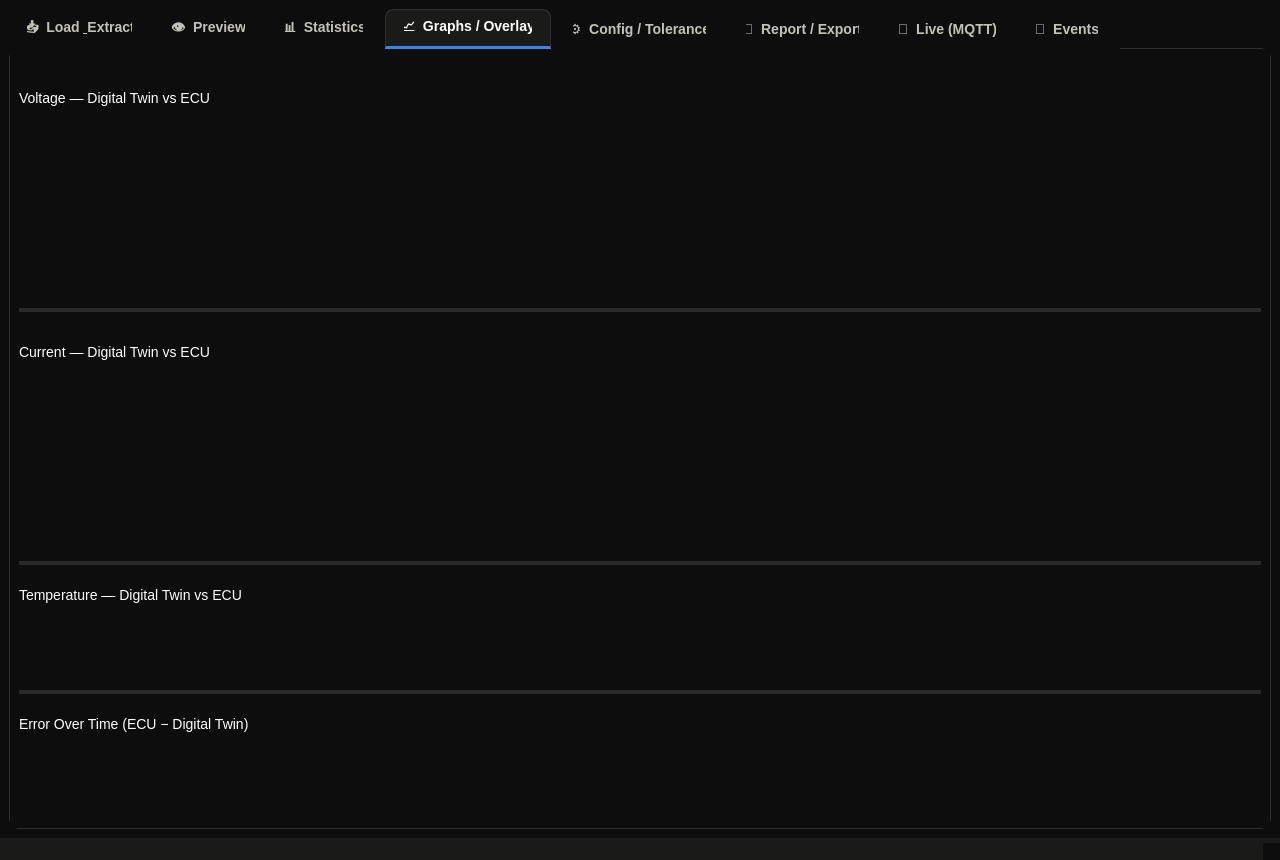
The window that f.ui (Mezo-2006/COMPARISON-BATTERY-TOOL) describes before a commit, drawn with Qt 5.
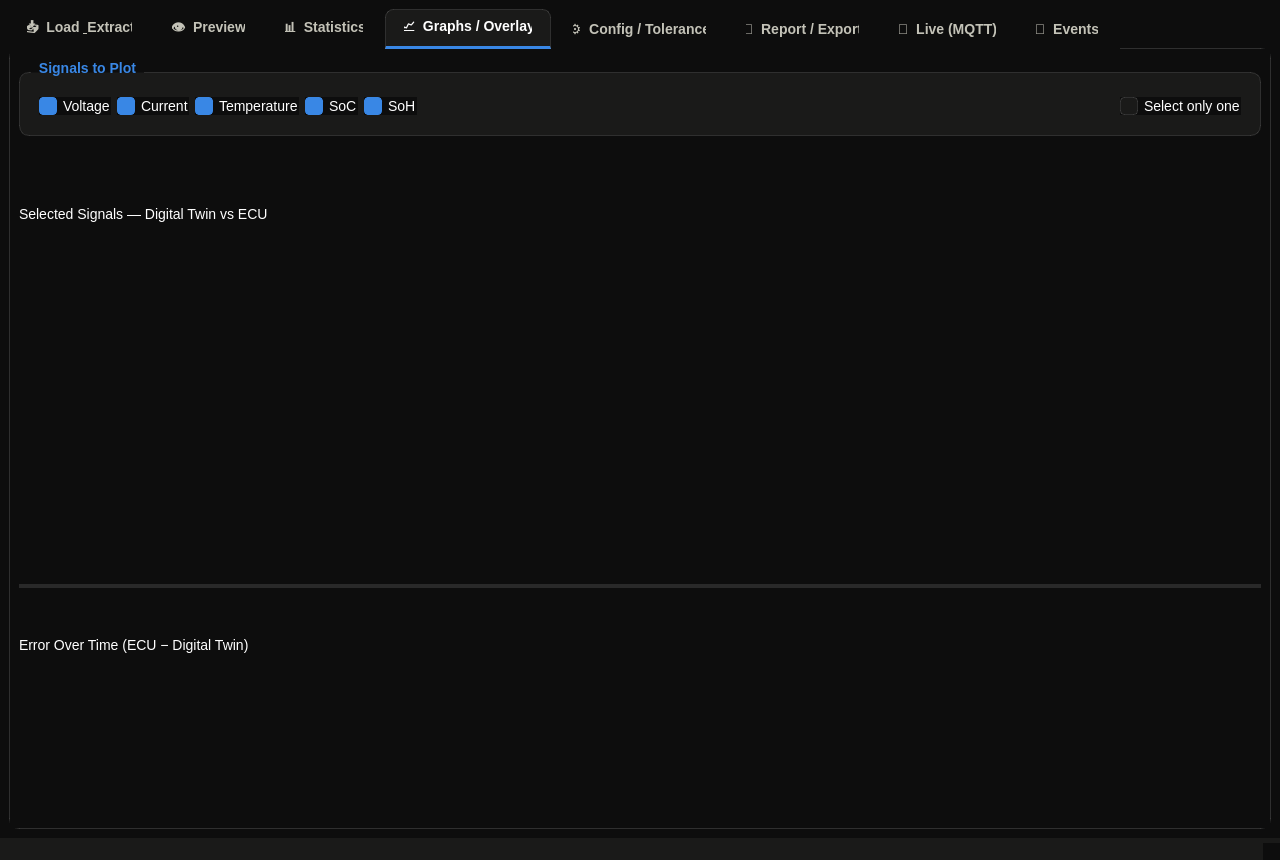
The same window after the commit. The open tabs and pages were chosen to show the change. Custom widgets are drawn as their Qt base class.

Diff of the .ui file:
```diff
--- a/f.ui
+++ b/f.ui
@@ -594,6 +594,88 @@
         <string>📈  Graphs / Overlay</string>
        </attribute>
        <layout class="QVBoxLayout" name="verticalLayoutGraphs">
+        <item>
+         <widget class="QGroupBox" name="groupBoxSignalSelection">
+          <property name="title">
+           <string>Signals to Plot</string>
+          </property>
+          <layout class="QHBoxLayout" name="horizontalLayoutSignalSelection">
+           <item>
+            <widget class="QCheckBox" name="checkBoxSignalVoltage">
+             <property name="text">
+              <string>Voltage</string>
+             </property>
+             <property name="checked">
+              <bool>true</bool>
+             </property>
+            </widget>
+           </item>
+           <item>
+            <widget class="QCheckBox" name="checkBoxSignalCurrent">
+             <property name="text">
+              <string>Current</string>
+             </property>
+             <property name="checked">
+              <bool>true</bool>
+             </property>
+            </widget>
+           </item>
+           <item>
+            <widget class="QCheckBox" name="checkBoxSignalTemperature">
+             <property name="text">
+              <string>Temperature</string>
+             </property>
+             <property name="checked">
+              <bool>true</bool>
+             </property>
+            </widget>
+           </item>
+           <item>
+            <widget class="QCheckBox" name="checkBoxSignalSoc">
+             <property name="text">
+              <string>SoC</string>
+             </property>
+             <property name="checked">
+              <bool>true</bool>
+             </property>
+            </widget>
+           </item>
+           <item>
+            <widget class="QCheckBox" name="checkBoxSignalSoh">
+             <property name="text">
+              <string>SoH</string>
+             </property>
+             <property name="checked">
+              <bool>true</bool>
+             </property>
+            </widget>
+           </item>
+           <item>
+            <spacer name="horizontalSpacerSignalSelection">
+             <property name="orientation">
+              <enum>Qt::Horizontal</enum>
+             </property>
+             <property name="sizeHint" stdset="0">
+              <size>
+               <width>20</width>
+               <height>20</height>
+              </size>
+             </property>
+            </spacer>
+           </item>
+           <item>
+            <widget class="QCheckBox" name="checkBoxSignalSelectOnly">
+             <property name="text">
+              <string>Select only one</string>
+             </property>
+             <property name="checked">
+              <bool>false</bool>
+             </property>
+            </widget>
+           </item>
+          </layout>
+         </widget>
+        </item>
         <item>
          <widget class="QSplitter" name="splitterGraphs">
           <property name="orientation">
@@ -604,10 +686,12 @@
             <item>
              <widget class="QLabel" name="labelVoltagePlotTitle">
               <property name="text">
-               <string>Voltage — Digital Twin vs ECU</string>
+               <string>Selected Signals — Digital Twin vs ECU</string>
               </property>
              </widget>
             </item>
+            <item>
+             <layout class="QHBoxLayout" name="horizontalLayoutOverlayWarnings">
             <item>
              <widget class="QLabel" name="labelVoltageWarning">
               <property name="styleSheet">
@@ -622,20 +706,6 @@
              </widget>
             </item>
             <item>
-             <widget class="PlotWidget" name="plotWidgetVoltage" native="true"/>
-            </item>
-           </layout>
-          </widget>
-          <widget class="QWidget" name="widgetCurrentPlotContainer">
-           <layout class="QVBoxLayout" name="verticalLayoutCurrentPlot">
-            <item>
-             <widget class="QLabel" name="labelCurrentPlotTitle">
-              <property name="text">
-               <string>Current — Digital Twin vs ECU</string>
-              </property>
-             </widget>
-            </item>
-            <item>
              <widget class="QLabel" name="labelCurrentWarning">
               <property name="styleSheet">
                <string>color: #d32f2f; font-weight: bold;</string>
@@ -648,22 +718,10 @@
               </property>
              </widget>
             </item>
-            <item>
-             <widget class="PlotWidget" name="plotWidgetCurrent" native="true"/>
-            </item>
-           </layout>
-          </widget>
-          <widget class="QWidget" name="widgetTemperaturePlotContainer">
-           <layout class="QVBoxLayout" name="verticalLayoutTemperaturePlot">
-            <item>
-             <widget class="QLabel" name="labelTemperaturePlotTitle">
-              <property name="text">
-               <string>Temperature — Digital Twin vs ECU</string>
-              </property>
-             </widget>
+             </layout>
             </item>
             <item>
-             <widget class="PlotWidget" name="plotWidgetTemperature" native="true"/>
+             <widget class="PlotWidget" name="plotWidgetOverlay" native="true"/>
             </item>
            </layout>
           </widget>
```
Left out of the diff: 45 changed lines with no effect on the pictures. Lines whose indentation alone changed are shown as unchanged.
